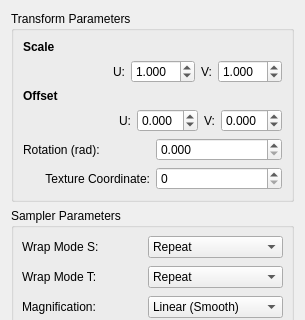
01Hub/ModelViewer, file ui/TextureParametersDialog.ui: the form before one commit; both pictures show x 0 to 305 and y 0 to 320 of the 305 by 510 pixel window.
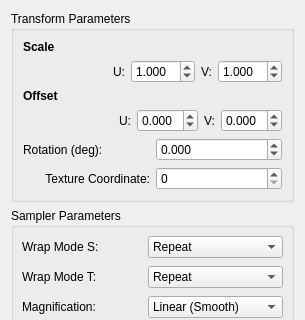
The form after the commit.

Commit message:
Refactor texture loading and rotation UI to use degrees
loadTextureFromFile now supports custom wrap/filter params.
Texture rotation UI changed from radians to degrees, with
conversion logic added for display and internal use.

What changed in the file:
```diff
--- a/ui/TextureParametersDialog.ui
+++ b/ui/TextureParametersDialog.ui
@@ -223,7 +223,7 @@
         <item>
          <widget class="QLabel" name="lblRotation">
           <property name="text">
-           <string>Rotation (rad):</string>
+           <string>Rotation (deg):</string>
           </property>
          </widget>
         </item>
@@ -236,10 +236,10 @@
            <number>3</number>
           </property>
           <property name="minimum">
-           <double>0.000000000000000</double>
+           <double>-180.000000000000000</double>
           </property>
           <property name="maximum">
-           <double>6.283000000000000</double>
+           <double>180.000000000000000</double>
           </property>
           <property name="singleStep">
            <double>0.100000000000000</double>
```
The commit also changes 3 other files.
